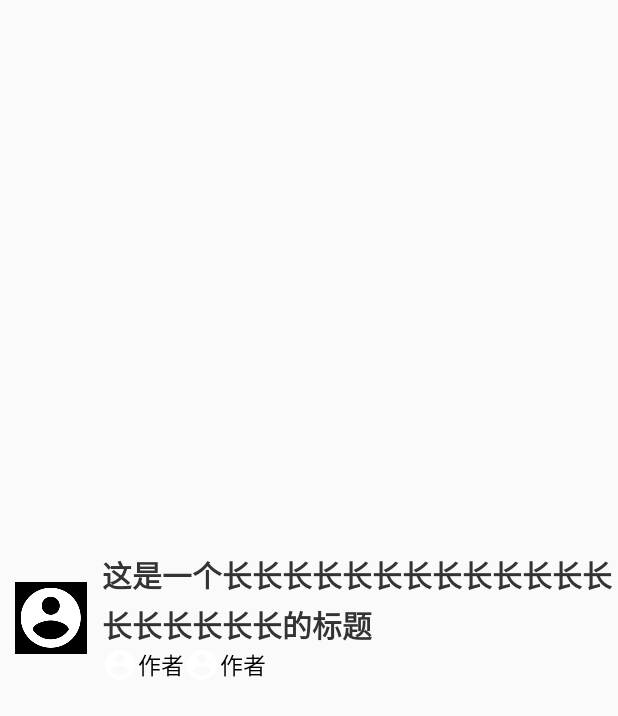
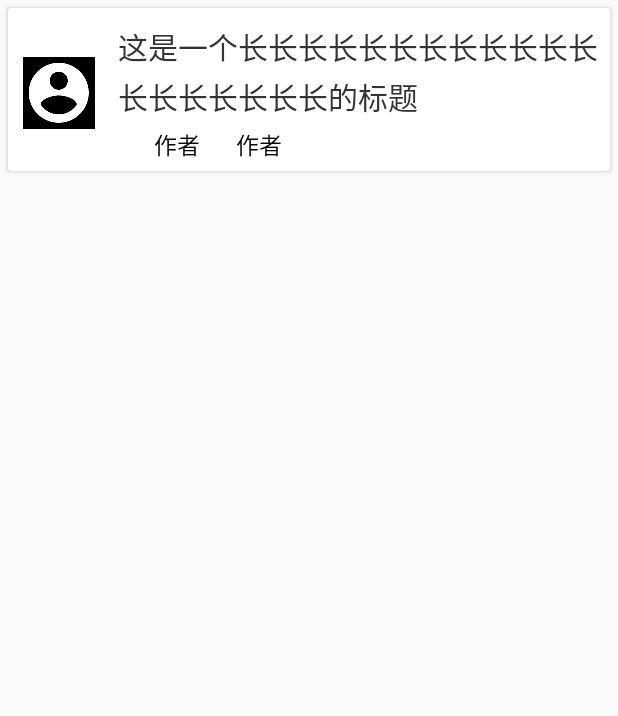
Before and after one commit to p0sitive/LuGank, an Android app: the layout item_gank.xml on its own in the app's theme, with its tools: preview values and no code run, on a phone screen of 412 x 824 dp. Shown: the top 716 px of the screen. Run offline under Robolectric (Android 15) with nearby library versions, the phone set to English and light mode, and no system bars.

Commit message:
fix butterknife not bindview and change item ui

```diff
--- a/app/src/main/java/com/lee/lugank/ui/Gank/GankFragment.java
+++ b/app/src/main/java/com/lee/lugank/ui/GankFragment.java
@@ -1,4 +1,4 @@
-package com.lee.lugank.ui.Gank;
+package com.lee.lugank.ui;
 
 import android.os.Bundle;
 import android.support.annotation.Nullable;
@@ -49,7 +49,7 @@ public class GankFragment extends BaseFragment {
         TabLayout mTabLayout = (TabLayout) view.findViewById(R.id.tab_layout);
         ViewPager mViewPager = (ViewPager) view.findViewById(R.id.viewPager);
 
-        mToolbar.setTitle("发现");
+        mToolbar.setTitle(R.string.app_name);
         initToolbarNav(mToolbar);
 
         mViewPager.setAdapter(new GankFragmentAdapter(getChildFragmentManager()));
--- a/app/src/main/java/com/lee/lugank/ui/Gank/GankFragmentAdapter.java
+++ b/app/src/main/java/com/lee/lugank/ui/GankFragmentAdapter.java
@@ -1,4 +1,4 @@
-package com.lee.lugank.ui.Gank;
+package com.lee.lugank.ui;
 
 import android.support.v4.app.Fragment;
 import android.support.v4.app.FragmentManager;
--- a/app/src/main/java/com/lee/lugank/ui/Gank/GankItemAdapter.java
+++ b/app/src/main/java/com/lee/lugank/ui/GankItemAdapter.java
@@ -1,4 +1,4 @@
-package com.lee.lugank.ui.Gank;
+package com.lee.lugank.ui;
 
 import android.content.Context;
 import android.support.v7.widget.RecyclerView;
--- a/app/src/main/java/com/lee/lugank/ui/Gank/GankViewHolder.java
+++ b/app/src/main/java/com/lee/lugank/ui/GankViewHolder.java
@@ -1,4 +1,4 @@
-package com.lee.lugank.ui.Gank;
+package com.lee.lugank.ui;
 
 import android.content.Context;
 import android.support.v7.widget.RecyclerView;
@@ -31,8 +31,8 @@ public class GankViewHolder extends RecyclerView.ViewHolder {
 
     public GankViewHolder(View itemView) {
         super(itemView);
+        this.context = itemView.getContext();
         ButterKnife.bind(this, itemView);
-        this.context = itemView.getContext();
     }
 
     public void updataView(GankBean bean) {
--- a/app/src/main/java/com/lee/lugank/ui/MainActivity.java
+++ b/app/src/main/java/com/lee/lugank/ui/MainActivity.java
@@ -10,7 +10,6 @@ import android.view.MenuItem;
 import com.lee.lugank.R;
 import com.lee.lugank.base.BaseActivity;
 import com.lee.lugank.base.BaseFragment;
-import com.lee.lugank.ui.Gank.GankFragment;
 
 import butterknife.BindView;
 
--- a/app/src/main/java/com/lee/lugank/ui/Gank/PagerAdapter.java
+++ b/app/src/main/java/com/lee/lugank/ui/PagerAdapter.java
@@ -1,4 +1,4 @@
-package com.lee.lugank.ui.Gank;
+package com.lee.lugank.ui;
 
 import android.content.Context;
 import android.support.v7.widget.RecyclerView;
--- a/app/src/main/java/com/lee/lugank/ui/Gank/PagerChildFragment.java
+++ b/app/src/main/java/com/lee/lugank/ui/PagerChildFragment.java
@@ -1,4 +1,4 @@
-package com.lee.lugank.ui.Gank;
+package com.lee.lugank.ui;
 
 import android.os.Bundle;
 import android.os.Handler;
--- a/app/src/main/res/layout/item_gank.xml
+++ b/app/src/main/res/layout/item_gank.xml
@@ -1,18 +1,25 @@
 <?xml version="1.0" encoding="utf-8"?>
-<RelativeLayout xmlns:android="http://schemas.android.com/apk/res/android"
+<android.support.v7.widget.CardView xmlns:android="http://schemas.android.com/apk/res/android"
     xmlns:tools="http://schemas.android.com/tools"
     android:layout_width="match_parent"
-    android:layout_height="match_parent"
+    android:layout_height="wrap_content"
+    android:layout_margin="5dp"
     android:orientation="vertical"
+    android:padding="3dp"
     tools:barckground="@android:color/black"
     tools:context=".ui.MainActivity">
+
+    <LinearLayout
+        android:layout_width="match_parent"
+        android:layout_height="match_parent"
+        android:orientation="horizontal"
+        android:layout_marginTop="5dp">
 
         <ImageView
             android:id="@+id/icon_title"
             android:layout_width="wrap_content"
             android:layout_height="wrap_content"
-        android:layout_alignParentStart="true"
-        android:layout_centerVertical="true"
+            android:layout_gravity="center_vertical"
             android:layout_margin="@dimen/item_title_icon"
             android:background="@android:color/background_dark"
             android:src="@drawable/ic_account_circle_white_48dp" />
@@ -20,26 +27,27 @@
         <LinearLayout
             android:layout_width="wrap_content"
             android:layout_height="wrap_content"
-        android:layout_centerVertical="true"
-        android:layout_toEndOf="@+id/icon_title"
-        android:orientation="vertical">
+            android:orientation="vertical"
+            android:layout_margin="5dp">
 
             <TextView
                 android:id="@+id/tv_title"
                 android:layout_width="wrap_content"
                 android:layout_height="wrap_content"
-            android:layout_gravity="center"
+                android:layout_gravity="center_vertical"
+                android:gravity="start"
                 android:lineSpacingExtra="3dp"
                 android:maxLines="2"
                 android:textColor="@color/item_title_normore"
                 android:textSize="@dimen/item_title_size"
-            android:textStyle="bold"
+                android:textStyle="normal"
                 tools:text="这是一个长长长长长长长长长长长长长长长长长长长的标题"
                 tools:textColor="@color/item_title_readed" />
 
             <LinearLayout
                 android:layout_width="wrap_content"
                 android:layout_height="wrap_content"
+                android:layout_marginTop="5dp"
                 android:orientation="horizontal">
 
                 <TextView
@@ -68,5 +76,5 @@
                     tools:text="作者" />
             </LinearLayout>
         </LinearLayout>
-
-</RelativeLayout>
+    </LinearLayout>
+</android.support.v7.widget.CardView>
--- a/build.gradle
+++ b/build.gradle
@@ -5,7 +5,7 @@ buildscript {
         jcenter()
     }
     dependencies {
-        classpath 'com.android.tools.build:gradle:2.1.0'
+        classpath 'com.android.tools.build:gradle:2.1.2'
         classpath 'com.neenbedankt.gradle.plugins:android-apt:1.8'
 
         // NOTE: Do not place your application dependencies here; they belong
```
Also changed, not shown: app/build.gradle (+19 -1 lines). Lines whose indentation alone changed are shown as unchanged.
